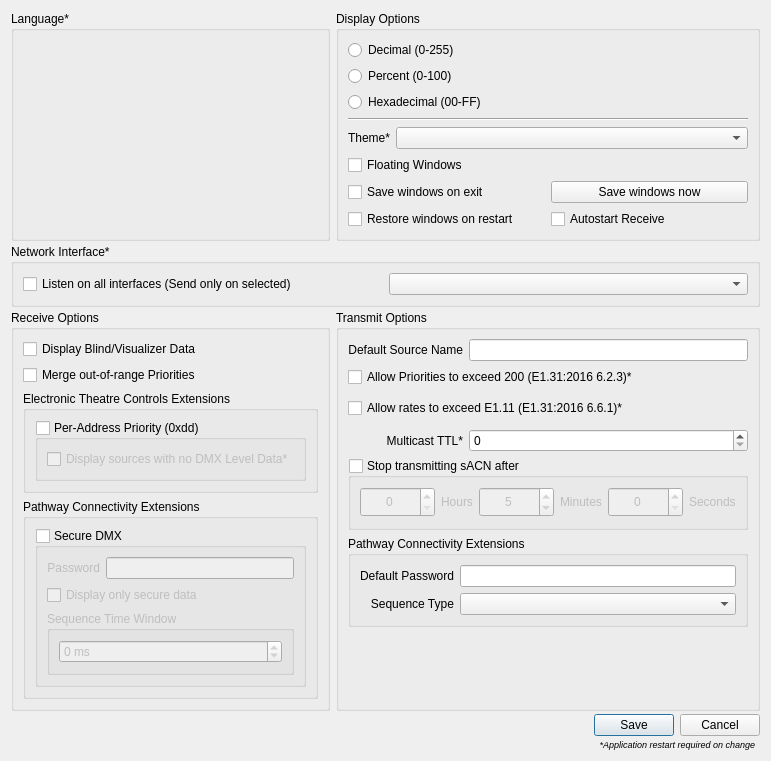
First picture: the form in ui/preferencesdialog.ui, repository docsteer/sacnview, before the edit.
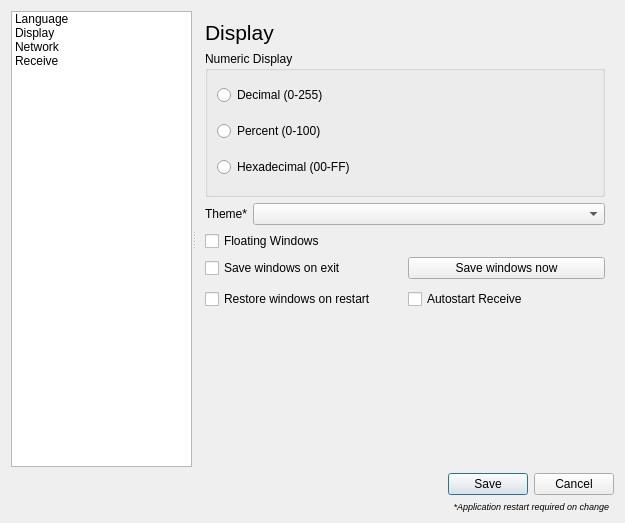
Second picture: the form after the edit. The open tabs and pages were chosen to show the change. Icons and pictures are not drawn.

Commit message:
Re-arrange Preferences dialog with Categories
Add categories for the preferences dialog to reduce size and improve readability.

What changed in the file:
```diff
--- a/ui/preferencesdialog.ui
+++ b/ui/preferencesdialog.ui
@@ -6,8 +6,8 @@
    <rect>
     <x>0</x>
     <y>0</y>
-    <width>713</width>
-    <height>671</height>
+    <width>625</width>
+    <height>523</height>
    </rect>
   </property>
   <property name="sizePolicy">
@@ -23,22 +23,358 @@
    <iconset resource="../res/resources.qrc">
     <normaloff>:/icons/settings.png</normaloff>:/icons/settings.png</iconset>
   </property>
+  <layout class="QVBoxLayout" name="verticalLayout_2">
+   <item>
+    <widget class="QSplitter" name="splitter">
+     <property name="sizePolicy">
+      <sizepolicy hsizetype="Expanding" vsizetype="Expanding">
+       <horstretch>0</horstretch>
+       <verstretch>0</verstretch>
+      </sizepolicy>
+     </property>
+     <property name="orientation">
+      <enum>Qt::Orientation::Horizontal</enum>
+     </property>
+     <widget class="QListWidget" name="lwPrefCategory">
+      <item>
+       <property name="text">
+        <string>Language</string>
+       </property>
+      </item>
+      <item>
+       <property name="text">
+        <string>Display</string>
+       </property>
+      </item>
+      <item>
+       <property name="text">
+        <string>Network</string>
+       </property>
+      </item>
+      <item>
+       <property name="text">
+        <string>Receive</string>
+       </property>
+      </item>
+     </widget>
+     <widget class="QStackedWidget" name="stackedWidget">
+      <property name="currentIndex">
+       <number>4</number>
+      </property>
+      <widget class="QWidget" name="page">
+       <layout class="QVBoxLayout" name="verticalLayout_7">
+        <item>
+         <widget class="QLabel" name="label_10">
+          <property name="text">
+           <string>Language</string>
+          </property>
+         </widget>
+        </item>
+        <item>
+         <widget class="QGroupBox" name="gbLanguage">
+          <property name="sizePolicy">
+           <sizepolicy hsizetype="Expanding" vsizetype="Expanding">
+            <horstretch>0</horstretch>
+            <verstretch>0</verstretch>
+           </sizepolicy>
+          </property>
+          <property name="title">
+           <string/>
+          </property>
+          <layout class="QVBoxLayout" name="vlLanguage"/>
+         </widget>
+        </item>
+       </layout>
+      </widget>
+      <widget class="QWidget" name="page_2">
+       <layout class="QVBoxLayout" name="verticalLayout_9">
+        <item>
+         <widget class="QLabel" name="label_11">
+          <property name="font">
+           <font>
+            <pointsize>16</pointsize>
+           </font>
+          </property>
+          <property name="text">
+           <string>Display</string>
+          </property>
+         </widget>
+        </item>
+        <item>
+         <widget class="QGroupBox" name="gbDisplayFormat">
+          <property name="sizePolicy">
+           <sizepolicy hsizetype="Expanding" vsizetype="MinimumExpanding">
+            <horstretch>0</horstretch>
+            <verstretch>0</verstretch>
+           </sizepolicy>
+          </property>
+          <property name="title">
+           <string>Numeric Display</string>
+          </property>
+          <layout class="QVBoxLayout" name="verticalLayout_10">
+           <item>
+            <widget class="QRadioButton" name="DecimalDisplayFormat">
+             <property name="enabled">
+              <bool>true</bool>
+             </property>
+             <property name="sizePolicy">
+              <sizepolicy hsizetype="Expanding" vsizetype="Expanding">
+               <horstretch>0</horstretch>
+               <verstretch>0</verstretch>
+              </sizepolicy>
+             </property>
+             <property name="maximumSize">
+              <size>
+               <width>16777215</width>
+               <height>30</height>
+              </size>
+             </property>
+             <property name="text">
+              <string>Decimal (0-255)</string>
+             </property>
+            </widget>
+           </item>
+           <item>
+            <widget class="QRadioButton" name="PercentDisplayFormat">
+             <property name="sizePolicy">
+              <sizepolicy hsizetype="Expanding" vsizetype="Expanding">
+               <horstretch>0</horstretch>
+               <verstretch>0</verstretch>
+              </sizepolicy>
+             </property>
+             <property name="maximumSize">
+              <size>
+               <width>16777215</width>
+               <height>30</height>
+              </size>
+             </property>
+             <property name="text">
+              <string>Percent (0-100)</string>
+             </property>
+            </widget>
+           </item>
+           <item>
+            <widget class="QRadioButton" name="HexDisplayFormat">
+             <property name="sizePolicy">
+              <sizepolicy hsizetype="Expanding" vsizetype="Expanding">
+               <horstretch>0</horstretch>
+               <verstretch>0</verstretch>
+              </sizepolicy>
+             </property>
+             <property name="maximumSize">
+              <size>
+               <width>16777215</width>
+               <height>30</height>
+              </size>
+             </property>
+             <property name="text">
+              <string>Hexadecimal (00-FF)</string>
+             </property>
+            </widget>
+           </item>
+          </layout>
+         </widget>
+        </item>
+        <item>
+         <layout class="QHBoxLayout" name="horizontalLayout_3">
+          <item>
+           <widget class="QLabel" name="label">
+            <property name="maximumSize">
+             <size>
+              <width>16777215</width>
+              <height>30</height>
+             </size>
+            </property>
+            <property name="text">
+             <string>Theme*</string>
+            </property>
+            <property name="alignment">
+             <set>Qt::AlignmentFlag::AlignRight|Qt::AlignmentFlag::AlignTrailing|Qt::AlignmentFlag::AlignVCenter</set>
+            </property>
+           </widget>
+          </item>
+          <item>
+           <widget class="QComboBox" name="cmbTheme">
+            <property name="sizePolicy">
+             <sizepolicy hsizetype="Expanding" vsizetype="Fixed">
+              <horstretch>0</horstretch>
+              <verstretch>0</verstretch>
+             </sizepolicy>
+            </property>
+            <property name="maximumSize">
+             <size>
+              <width>16777215</width>
+              <height>30</height>
+             </size>
+            </property>
+           </widget>
+          </item>
+         </layout>
+        </item>
+        <item>
   <layout class="QGridLayout" name="gridLayout">
-   <property name="verticalSpacing">
-    <number>3</number>
-   </property>
+          <item row="0" column="0">
+           <widget class="QCheckBox" name="cbFloatingWindows">
+            <property name="sizePolicy">
+             <sizepolicy hsizetype="Preferred" vsizetype="Fixed">
+              <horstretch>0</horstretch>
+              <verstretch>0</verstretch>
+             </sizepolicy>
+            </property>
+            <property name="text">
+             <string>Floating Windows</string>
+            </property>
+           </widget>
+          </item>
+          <item row="1" column="0">
+           <widget class="QCheckBox" name="cbSaveWindowsOnExit">
+            <property name="sizePolicy">
+             <sizepolicy hsizetype="Preferred" vsizetype="Fixed">
+              <horstretch>0</horstretch>
+              <verstretch>0</verstretch>
+             </sizepolicy>
+            </property>
+            <property name="text">
+             <string>Save windows on exit</string>
+            </property>
+           </widget>
+          </item>
+          <item row="1" column="1">
+           <widget class="QPushButton" name="btnSaveWindows">
+            <property name="text">
+             <string>Save windows now</string>
+            </property>
+           </widget>
+          </item>
    <item row="2" column="0">
-    <widget class="QGroupBox" name="gbRecieveOptions">
+           <widget class="QCheckBox" name="cbRestoreWindows">
      <property name="sizePolicy">
-      <sizepolicy hsizetype="Expanding" vsizetype="Expanding">
+             <sizepolicy hsizetype="Preferred" vsizetype="Expanding">
        <horstretch>0</horstretch>
        <verstretch>0</verstretch>
       </sizepolicy>
      </property>
-     <property name="title">
-      <string>Receive Options</string>
-     </property>
-     <layout class="QVBoxLayout" name="verticalLayout" stretch="0,0,0,0">
+            <property name="maximumSize">
+             <size>
+              <width>16777215</width>
+              <height>30</height>
+             </size>
+            </property>
+            <property name="text">
+             <string>Restore windows on restart</string>
+            </property>
+           </widget>
+          </item>
+          <item row="2" column="1">
+           <widget class="QCheckBox" name="cbAutoRx">
+            <property name="toolTip">
+             <string>Automatically start all receive windows after restoring</string>
+            </property>
+            <property name="text">
+             <string>Autostart Receive</string>
+            </property>
+           </widget>
+          </item>
+         </layout>
+        </item>
+        <item>
+         <spacer name="verticalSpacer_2">
+          <property name="orientation">
+           <enum>Qt::Orientation::Vertical</enum>
+          </property>
+          <property name="sizeHint" stdset="0">
+           <size>
+            <width>20</width>
+            <height>40</height>
+           </size>
+          </property>
+         </spacer>
+        </item>
+       </layout>
+      </widget>
+      <widget class="QWidget" name="page_3">
+       <layout class="QVBoxLayout" name="verticalLayout_12">
+        <item>
+         <widget class="QLabel" name="label_13">
+          <property name="font">
+           <font>
+            <pointsize>16</pointsize>
+           </font>
+          </property>
+          <property name="text">
+           <string>Network</string>
+          </property>
+         </widget>
+        </item>
+        <item>
+         <widget class="QCheckBox" name="cbListenAll">
+          <property name="sizePolicy">
+           <sizepolicy hsizetype="Preferred" vsizetype="Fixed">
+            <horstretch>0</horstretch>
+            <verstretch>0</verstretch>
+           </sizepolicy>
+          </property>
+          <property name="maximumSize">
+           <size>
+            <width>16777215</width>
+            <height>30</height>
+           </size>
+          </property>
+          <property name="text">
+           <string>Listen on all interfaces (Send only on selected)</string>
+          </property>
+         </widget>
+        </item>
+        <item>
+         <layout class="QHBoxLayout" name="horizontalLayout_4">
+          <item>
+           <widget class="QLabel" name="label_12">
+            <property name="text">
+             <string>Network Interface*</string>
+            </property>
+           </widget>
+          </item>
+          <item>
+           <widget class="QComboBox" name="cmbNetInterface">
+            <property name="sizePolicy">
+             <sizepolicy hsizetype="Preferred" vsizetype="Fixed">
+              <horstretch>0</horstretch>
+              <verstretch>0</verstretch>
+             </sizepolicy>
+            </property>
+           </widget>
+          </item>
+         </layout>
+        </item>
+        <item>
+         <spacer name="verticalSpacer_3">
+          <property name="orientation">
+           <enum>Qt::Orientation::Vertical</enum>
+          </property>
+          <property name="sizeHint" stdset="0">
+           <size>
+            <width>20</width>
+            <height>40</height>
+           </size>
+          </property>
+         </spacer>
+        </item>
+       </layout>
+      </widget>
+      <widget class="QWidget" name="page_4">
+       <layout class="QVBoxLayout" name="verticalLayout">
+        <item>
+         <widget class="QLabel" name="label_14">
+          <property name="font">
+           <font>
+            <pointsize>16</pointsize>
+           </font>
+          </property>
+          <property name="text">
+           <string>Receive</string>
+          </property>
+         </widget>
+        </item>
       <item>
        <widget class="QCheckBox" name="cbDisplayBlind">
         <property name="sizePolicy">
@@ -161,7 +497,7 @@
                  <string>Password</string>
                 </property>
                 <property name="alignment">
-                 <set>Qt::AlignRight|Qt::AlignTrailing|Qt::AlignVCenter</set>
+                   <set>Qt::AlignmentFlag::AlignRight|Qt::AlignmentFlag::AlignTrailing|Qt::AlignmentFlag::AlignVCenter</set>
                 </property>
                </widget>
               </item>
@@ -235,64 +571,31 @@
       </item>
      </layout>
     </widget>
-   </item>
-   <item row="1" column="0" colspan="2">
-    <widget class="QGroupBox" name="gbNetworkInterface">
-     <property name="sizePolicy">
-      <sizepolicy hsizetype="Expanding" vsizetype="MinimumExpanding">
-       <horstretch>0</horstretch>
-       <verstretch>0</verstretch>
-      </sizepolicy>
-     </property>
-     <property name="title">
-      <string>Network Interface*</string>
-     </property>
-     <layout class="QHBoxLayout" name="horizontalLayout_7">
-      <item>
-       <widget class="QCheckBox" name="cbListenAll">
-        <property name="sizePolicy">
-         <sizepolicy hsizetype="Preferred" vsizetype="Fixed">
-          <horstretch>0</horstretch>
-          <verstretch>0</verstretch>
-         </sizepolicy>
-        </property>
-        <property name="maximumSize">
-         <size>
-          <width>16777215</width>
-          <height>30</height>
-         </size>
-        </property>
+      <widget class="QWidget" name="page_5">
+       <layout class="QFormLayout" name="formLayout">
+        <item row="0" column="0">
+         <widget class="QLabel" name="label_15">
+          <property name="font">
+           <font>
+            <pointsize>16</pointsize>
+           </font>
+          </property>
         <property name="text">
-         <string>Listen on all interfaces (Send only on selected)</string>
+           <string>Transmit</string>
         </property>
        </widget>
       </item>
-      <item>
-       <widget class="QComboBox" name="cmbNetInterface">
-        <property name="sizePolicy">
-         <sizepolicy hsizetype="Preferred" vsizetype="Fixed">
-          <horstretch>0</horstretch>
-          <verstretch>0</verstretch>
-         </sizepolicy>
-        </property>
-       </widget>
-      </item>
-     </layout>
-    </widget>
-   </item>
-   <item row="2" column="1">
-    <widget class="QGroupBox" name="gbTransmitOptions">
-     <property name="sizePolicy">
-      <sizepolicy hsizetype="Expanding" vsizetype="Expanding">
-       <horstretch>0</horstretch>
-       <verstretch>0</verstretch>
-      </sizepolicy>
-     </property>
-     <property name="title">
-      <string>Transmit Options</string>
-     </property>
-     <layout class="QGridLayout" name="gridLayout_3">
-      <item row="0" column="1">
+        <item row="1" column="0">
+         <widget class="QLabel" name="label_6">
+          <property name="text">
+           <string>Default Source Name</string>
+          </property>
+          <property name="alignment">
+           <set>Qt::AlignmentFlag::AlignRight|Qt::AlignmentFlag::AlignTrailing|Qt::AlignmentFlag::AlignVCenter</set>
+          </property>
+         </widget>
+        </item>
+        <item row="1" column="1">
        <widget class="QLineEdit" name="leDefaultSourceName">
         <property name="sizePolicy">
          <sizepolicy hsizetype="Expanding" vsizetype="Minimum">
@@ -304,11 +607,47 @@
          <number>63</number>
         </property>
         <property name="alignment">
-         <set>Qt::AlignLeading|Qt::AlignLeft|Qt::AlignVCenter</set>
+           <set>Qt::AlignmentFlag::AlignLeading|Qt::AlignmentFlag::AlignLeft|Qt::AlignmentFlag::AlignVCenter</set>
         </property>
        </widget>
       </item>
-      <item row="3" column="1">
+        <item row="2" column="0" colspan="2">
+         <widget class="QCheckBox" name="cbTxBadPriority">
+          <property name="text">
+           <string>Allow Priorities to exceed 200 (E1.31:2016 6.2.3)*</string>
+          </property>
+         </widget>
+        </item>
+        <item row="3" column="0" colspan="2">
+         <widget class="QCheckBox" name="cbTxRateOverride">
+          <property name="sizePolicy">
+           <sizepolicy hsizetype="Expanding" vsizetype="Expanding">
+            <horstretch>0</horstretch>
+            <verstretch>0</verstretch>
+           </sizepolicy>
+          </property>
+          <property name="maximumSize">
+           <size>
+            <width>16777215</width>
+            <height>30</height>
+           </size>
+          </property>
+          <property name="text">
+           <string>Allow rates to exceed E1.11 (E1.31:2016 6.6.1)*</string>
+          </property>
+         </widget>
+        </item>
+        <item row="4" column="0">
+         <widget class="QLabel" name="label_5">
+          <property name="text">
+           <string>Multicast TTL*</string>
+          </property>
+          <property name="alignment">
+           <set>Qt::AlignmentFlag::AlignRight|Qt::AlignmentFlag::AlignTrailing|Qt::AlignmentFlag::AlignVCenter</set>
+          </property>
+         </widget>
+        </item>
+        <item row="4" column="1">
        <widget class="QSpinBox" name="sbMulticastTtl">
         <property name="sizePolicy">
          <sizepolicy hsizetype="MinimumExpanding" vsizetype="Fixed">
@@ -324,75 +663,7 @@
         </property>
        </widget>
       </item>
-      <item row="3" column="0">
-       <widget class="QLabel" name="label_5">
-        <property name="text">
-         <string>Multicast TTL*</string>
-        </property>
-        <property name="alignment">
-         <set>Qt::AlignRight|Qt::AlignTrailing|Qt::AlignVCenter</set>
-        </property>
-       </widget>
-      </item>
       <item row="5" column="0" colspan="2">
-       <widget class="QGroupBox" name="gbPathwayTx">
-        <property name="title">
-         <string>Pathway Connectivity Extensions</string>
-        </property>
-        <layout class="QGridLayout" name="gridLayout_2">
-         <item row="1" column="1">
-          <widget class="QComboBox" name="cmbPathwayTxSequenceType"/>
-         </item>
-         <item row="0" column="0">
-          <widget class="QLabel" name="label_8">
-           <property name="text">
-            <string>Default Password</string>
-           </property>
-           <property name="alignment">
-            <set>Qt::AlignRight|Qt::AlignTrailing|Qt::AlignVCenter</set>
-           </property>
-          </widget>
-         </item>
-         <item row="1" column="0">
-          <widget class="QLabel" name="label_9">
-           <property name="text">
-            <string>Sequence Type</string>
-           </property>
-           <property name="alignment">
-            <set>Qt::AlignRight|Qt::AlignTrailing|Qt::AlignVCenter</set>
-           </property>
-          </widget>
-         </item>
-         <item row="0" column="1">
-          <widget class="QLineEdit" name="lePathwaySecureTxPassword">
-           <property name="maxLength">
-            <number>32</number>
-           </property>
-          </widget>
-         </item>
-        </layout>
-       </widget>
-      </item>
-      <item row="2" column="0" colspan="2">
-       <widget class="QCheckBox" name="cbTxRateOverride">
-        <property name="sizePolicy">
-         <sizepolicy hsizetype="Expanding" vsizetype="Expanding">
-          <horstretch>0</horstretch>
-          <verstretch>0</verstretch>
-         </sizepolicy>
-        </property>
-        <property name="maximumSize">
-         <size>
-          <width>16777215</width>
-          <height>30</height>
-         </size>
-        </property>
-        <property name="text">
-         <string>Allow rates to exceed E1.11 (E1.31:2016 6.6.1)*</string>
-        </property>
-       </widget>
-      </item>
-      <item row="4" column="0" colspan="2">
        <widget class="QGroupBox" name="gbTransmitTimeout">
         <property name="sizePolicy">
          <sizepolicy hsizetype="Expanding" vsizetype="Preferred">
@@ -413,7 +684,7 @@
          <item>
           <layout class="QHBoxLayout" name="horizontalLayout">
            <property name="sizeConstraint">
-            <enum>QLayout::SetDefaultConstraint</enum>
+              <enum>QLayout::SizeConstraint::SetDefaultConstraint</enum>
            </property>
            <item>
             <widget class="QSpinBox" name="NumOfHoursOfSacn">
@@ -436,7 +707,7 @@
               </size>
              </property>
              <property name="alignment">
-              <set>Qt::AlignCenter</set>
+                <set>Qt::AlignmentFlag::AlignCenter</set>
              </property>
              <property name="maximum">
               <number>48</number>
@@ -483,7 +754,7 @@
               </size>
              </property>
              <property name="alignment">
-              <set>Qt::AlignCenter</set>
+                <set>Qt::AlignmentFlag::AlignCenter</set>
              </property>
              <property name="maximum">
               <number>500</number>
@@ -533,7 +804,7 @@
               </size>
              </property>
              <property name="alignment">
-              <set>Qt::AlignCenter</set>
+                <set>Qt::AlignmentFlag::AlignCenter</set>
              </property>
              <property name="maximum">
               <number>100000</number>
@@ -567,263 +838,67 @@
         </layout>
        </widget>
       </item>
-      <item row="6" column="0">
-       <spacer name="verticalSpacer">
-        <property name="orientation">
-         <enum>Qt::Vertical</enum>
-        </property>
-        <property name="sizeHint" stdset="0">
-         <size>
-          <width>0</width>
-          <height>0</height>
-         </size>
-        </property>
-       </spacer>
+        <item row="6" column="0" colspan="2">
+         <widget class="QGroupBox" name="gbPathwayTx">
+          <property name="title">
+           <string>Pathway Connectivity Extensions</string>
+          </property>
+          <layout class="QGridLayout" name="gridLayout_2">
+           <item row="1" column="1">
+            <widget class="QComboBox" name="cmbPathwayTxSequenceType"/>
       </item>
       <item row="0" column="0">
-       <widget class="QLabel" name="label_6">
+            <widget class="QLabel" name="label_8">
         <property name="text">
-         <string>Default Source Name</string>
+              <string>Default Password</string>
         </property>
         <property name="alignment">
-         <set>Qt::AlignRight|Qt::AlignTrailing|Qt::AlignVCenter</set>
+              <set>Qt::AlignmentFlag::AlignRight|Qt::AlignmentFlag::AlignTrailing|Qt::AlignmentFlag::AlignVCenter</set>
         </property>
        </widget>
       </item>
-      <item row="1" column="0" colspan="2">
-       <widget class="QCheckBox" name="cbTxBadPriority">
+           <item row="1" column="0">
+            <widget class="QLabel" name="label_9">
         <property name="text">
-         <string>Allow Priorities to exceed 200 (E1.31:2016 6.2.3)*</string>
-        </property>
-       </widget>
-      </item>
-     </layout>
+              <string>Sequence Type</string>
+             </property>
+             <property name="alignment">
+              <set>Qt::AlignmentFlag::AlignRight|Qt::AlignmentFlag::AlignTrailing|Qt::AlignmentFlag::AlignVCenter</set>
+             </property>
     </widget>
    </item>
    <item row="0" column="1">
-    <widget class="QGroupBox" name="gbDisplayFormat">
-     <property name="sizePolicy">
-      <sizepolicy hsizetype="Expanding" vsizetype="MinimumExpanding">
-       <horstretch>0</horstretch>
-       <verstretch>0</verstretch>
-      </sizepolicy>
-     </property>
-     <property name="title">
-      <string>Display Options</string>
-     </property>
-     <layout class="QGridLayout" name="gridLayout_4">
-      <item row="4" column="0" colspan="2">
-       <layout class="QHBoxLayout" name="horizontalLayout_3">
-        <item>
-         <widget class="QLabel" name="label">
-          <property name="maximumSize">
-           <size>
-            <width>16777215</width>
-            <height>30</height>
-           </size>
-          </property>
-          <property name="text">
-           <string>Theme*</string>
-          </property>
-          <property name="alignment">
-           <set>Qt::AlignRight|Qt::AlignTrailing|Qt::AlignVCenter</set>
-          </property>
-         </widget>
-        </item>
-        <item>
-         <widget class="QComboBox" name="cmbTheme">
-          <property name="sizePolicy">
-           <sizepolicy hsizetype="Expanding" vsizetype="Fixed">
-            <horstretch>0</horstretch>
-            <verstretch>0</verstretch>
-           </sizepolicy>
-          </property>
-          <property name="maximumSize">
-           <size>
-            <width>16777215</width>
-            <height>30</height>
-           </size>
-          </property>
+            <widget class="QLineEdit" name="lePathwaySecureTxPassword">
+             <property name="maxLength">
+              <number>32</number>
+             </property>
+            </widget>
+           </item>
+          </layout>
          </widget>
         </item>
        </layout>
-      </item>
-      <item row="7" column="0">
-       <widget class="QCheckBox" name="cbRestoreWindows">
-        <property name="sizePolicy">
-         <sizepolicy hsizetype="Preferred" vsizetype="Expanding">
-          <horstretch>0</horstretch>
-          <verstretch>0</verstretch>
-         </sizepolicy>
-        </property>
-        <property name="maximumSize">
-         <size>
-          <width>16777215</width>
-          <height>30</height>
-         </size>
-        </property>
-        <property name="text">
-         <string>Restore windows on restart</string>
-        </property>
-       </widget>
-      </item>
-      <item row="3" column="0" colspan="2">
-       <widget class="Line" name="line">
-        <property name="orientation">
-         <enum>Qt::Horizontal</enum>
-        </property>
-       </widget>
-      </item>
-      <item row="1" column="0" colspan="2">
-       <widget class="QRadioButton" name="PercentDisplayFormat">
-        <property name="sizePolicy">
-         <sizepolicy hsizetype="Expanding" vsizetype="Expanding">
-          <horstretch>0</horstretch>
-          <verstretch>0</verstretch>
-         </sizepolicy>
-        </property>
-        <property name="maximumSize">
-         <size>
-          <width>16777215</width>
-          <height>30</height>
-         </size>
-        </property>
-        <property name="text">
-         <string>Percent (0-100)</string>
-        </property>
-       </widget>
-      </item>
-      <item row="5" column="0">
-       <widget class="QCheckBox" name="cbFloatingWindows">
-        <property name="sizePolicy">
-         <sizepolicy hsizetype="Preferred" vsizetype="Fixed">
-          <horstretch>0</horstretch>
-          <verstretch>0</verstretch>
-         </sizepolicy>
-        </property>
-        <property name="text">
-         <string>Floating Windows</string>
-        </property>
-       </widget>
-      </item>
-      <item row="0" column="0" colspan="2">
-       <widget class="QRadioButton" name="DecimalDisplayFormat">
-        <property name="enabled">
-         <bool>true</bool>
-        </property>
-        <property name="sizePolicy">
-         <sizepolicy hsizetype="Expanding" vsizetype="Expanding">
-          <horstretch>0</horstretch>
-          <verstretch>0</verstretch>
-         </sizepolicy>
-        </property>
-        <property name="maximumSize">
-         <size>
-          <width>16777215</width>
-          <height>30</height>
-         </size>
-        </property>
-        <property name="text">
-         <string>Decimal (0-255)</string>
-        </property>
-       </widget>
-      </item>
-      <item row="2" column="0" colspan="2">
-       <widget class="QRadioButton" name="HexDisplayFormat">
-        <property name="sizePolicy">
-         <sizepolicy hsizetype="Expanding" vsizetype="Expanding">
-          <horstretch>0</horstretch>
-          <verstretch>0</verstretch>
-         </sizepolicy>
-        </property>
-        <property name="maximumSize">
-         <size>
-          <width>16777215</width>
-          <height>30</height>
-         </size>
-        </property>
-        <property name="text">
-         <string>Hexadecimal (00-FF)</string>
-        </property>
-       </widget>
-      </item>
-      <item row="6" column="0">
-       <widget class="QCheckBox" name="cbSaveWindowsOnExit">
-        <property name="sizePolicy">
-         <sizepolicy hsizetype="Preferred" vsizetype="Fixed">
-          <horstretch>0</horstretch>
-          <verstretch>0</verstretch>
-         </sizepolicy>
-        </property>
-        <property name="text">
-         <string>Save windows on exit</string>
-        </property>
-       </widget>
-      </item>
-      <item row="6" column="1">
-       <widget class="QPushButton" name="btnSaveWindows">
-        <property name="text">
-         <string>Save windows now</string>
-        </property>
-       </widget>
-      </item>
-      <item row="7" column="1">
-       <widget class="QCheckBox" name="cbAutoRx">
-        <property name="toolTip">
-         <string>Automatically start all receive windows after restoring</string>
-        </property>
-        <property name="text">
-         <string>Autostart Receive</string>
-        </property>
-       </widget>
-      </item>
-     </layout>
-    </widget>
-   </item>
-   <item row="0" column="0">
-    <widget class="QGroupBox" name="gbLanguage">
-     <property name="sizePolicy">
-      <sizepolicy hsizetype="Expanding" vsizetype="Expanding">
-       <horstretch>0</horstretch>
-       <verstretch>0</verstretch>
-      </sizepolicy>
-     </property>
-     <property name="title">
-      <string>Language*</string>
-     </property>
-     <layout class="QVBoxLayout" name="vlLanguage"/>
-    </widget>
-   </item>
-   <item row="3" column="1">
-    <spacer name="verticalSpacer_2">
-     <property name="orientation">
-      <enum>Qt::Vertical</enum>
-     </property>
-     <property name="sizeHint" stdset="0">
-      <size>
-       <width>0</width>
-       <height>0</height>
-      </size>
-     </property>
-    </spacer>
-   </item>
-   <item row="4" column="0" colspan="2">
+      </widget>
+     </widget>
+    </widget>
+   </item>
+   <item>
     <widget class="QDialogButtonBox" name="buttonBox">
      <property name="sizePolicy">
-      <sizepolicy hsizetype="Expanding" vsizetype="Expanding">
+      <sizepolicy hsizetype="Expanding" vsizetype="Minimum">
        <horstretch>0</horstretch>
        <verstretch>0</verstretch>
       </sizepolicy>
      </property>
      <property name="orientation">
-      <enum>Qt::Horizontal</enum>
+      <enum>Qt::Orientation::Horizontal</enum>
      </property>
      <property name="standardButtons">
-      <set>QDialogButtonBox::Cancel|QDialogButtonBox::Save</set>
+      <set>QDialogButtonBox::StandardButton::Cancel|QDialogButtonBox::StandardButton::Save</set>
      </property>
     </widget>
    </item>
-   <item row="5" column="0" colspan="2">
+   <item>
     <widget class="QLabel" name="lblRestartInfo">
      <property name="font">
       <font>
@@ -835,7 +910,7 @@
       <string>*Application restart required on change  </string>
      </property>
      <property name="alignment">
-      <set>Qt::AlignRight|Qt::AlignTrailing|Qt::AlignVCenter</set>
+      <set>Qt::AlignmentFlag::AlignRight|Qt::AlignmentFlag::AlignTrailing|Qt::AlignmentFlag::AlignVCenter</set>
      </property>
     </widget>
    </item>
```
Lines whose indentation alone changed are shown as unchanged. The commit also changes 1 other file.
